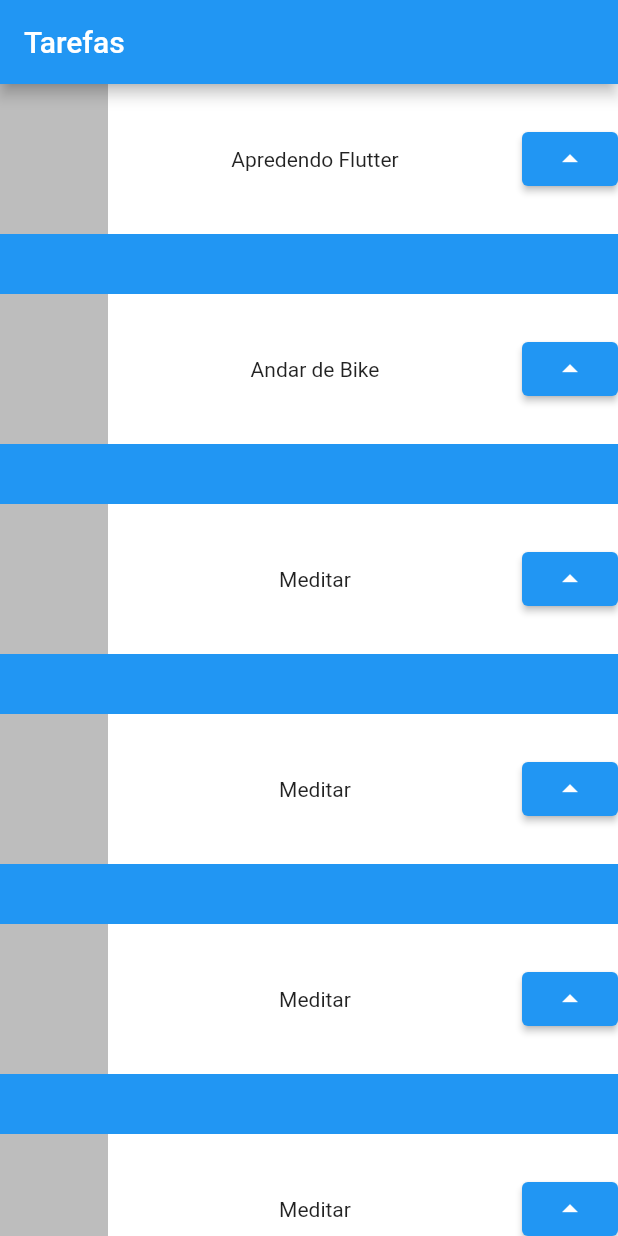
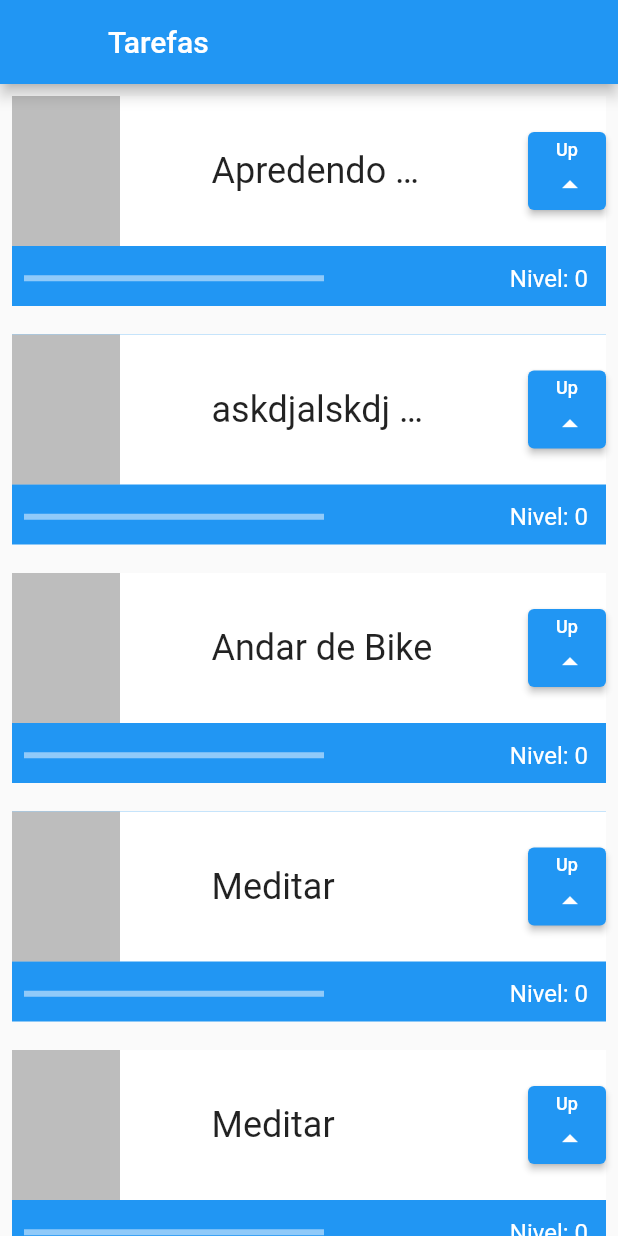
Before and after one commit to wilmarques/alura-flutter, a Flutter app: the screen it shows after launch, on a phone screen of 412 x 824 dp. Run offline on Flutter 3.47's test engine with Material 2 defaults, Android fonts, the phone set to English and light mode, and no system bars.

Commit message:
Flutter: Explorando Stateless vs Stateful
https://cursos.alura.com.br/course/flutter-widgets-stateless-stateful-imagens-animacoes/task/106974

```diff
--- a/lib/main.dart
+++ b/lib/main.dart
@@ -31,11 +31,14 @@
   Widget build(BuildContext context) {
     return Scaffold(
       appBar: AppBar(
+        leading: Container(),
         title: const Text('Tarefas'),
       ),
-      body: Column(
+      body: ListView(
         children: [
           Task('Apredendo Flutter'),
+          Task(
+              'askdjalskdj alsdjalsdkj alsdj lasjdl ajsdlkja ldskajslkd jklasdjk'),
           Task('Andar de Bike'),
           Task('Meditar'),
           Task('Meditar'),
@@ -47,19 +50,31 @@
   }
 }
 
-class Task extends StatelessWidget {
-  final String taskName;
-  const Task(this.taskName, {super.key});
+class Task extends StatefulWidget {
+  final String name;
+
+  const Task(this.name, {super.key});
+
+  @override
+  State<Task> createState() => _TaskState();
+}
+
+class _TaskState extends State<Task> {
+  int level = 0;
 
   @override
   Widget build(BuildContext context) {
-    return Container(
+    return Padding(
+      padding: const EdgeInsets.all(8.0),
+      child: Container(
         child: Stack(
           children: [
             Container(
               color: Colors.blue,
               height: 140,
             ),
+            Column(
+              children: [
                 Container(
                   color: Colors.white,
                   height: 100,
@@ -71,15 +86,66 @@
                         width: 72,
                         height: 100,
                       ),
-                Text(taskName),
-                ElevatedButton(
-                  onPressed: () {},
-                  child: const Icon(Icons.arrow_drop_up),
+                      Container(
+                        width: 150,
+                        child: Text(
+                          widget.name,
+                          style: TextStyle(
+                            fontSize: 24,
+                            overflow: TextOverflow.ellipsis,
+                          ),
+                        ),
+                      ),
+                      Container(
+                        height: 52,
+                        width: 52,
+                        child: ElevatedButton(
+                          onPressed: () {
+                            setState(() {
+                              level++;
+                            });
+                          },
+                          child: Column(
+                            mainAxisAlignment: MainAxisAlignment.spaceEvenly,
+                            children: [
+                              const Text(
+                                'Up',
+                                style: TextStyle(fontSize: 12),
+                              ),
+                              const Icon(Icons.arrow_drop_up),
+                            ],
+                          ),
+                        ),
                       ),
                     ],
                   ),
                 ),
+                Row(
+                  mainAxisAlignment: MainAxisAlignment.spaceBetween,
+                  children: [
+                    Padding(
+                      padding: const EdgeInsets.all(8),
+                      child: Container(
+                        width: 200,
+                        child: LinearProgressIndicator(
+                          color: Colors.white,
+                          value: level / 10,
+                        ),
+                      ),
+                    ),
+                    Padding(
+                      padding: const EdgeInsets.all(12),
+                      child: Text(
+                        'Nivel: $level',
+                        style: TextStyle(color: Colors.white, fontSize: 16),
+                      ),
+                    ),
                   ],
+                ),
+              ],
+            ),
+          ],
+        ),
       ),
     );
   }
```
Lines whose indentation alone changed are shown as unchanged.
